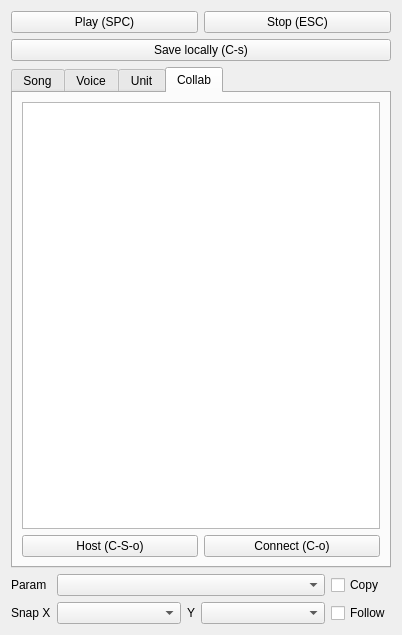
First picture: the form in src/editor/sidemenu/SideMenu.ui, repository yuxshao/ptcollab, before the edit.
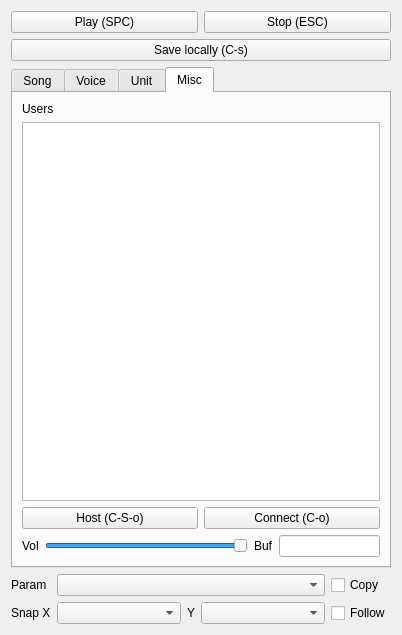
Second picture: the form after the edit. The open tabs and pages were chosen to show the change. Icons and pictures are not drawn.

Commit message: volume slider

Patch:
```diff
--- a/src/editor/sidemenu/SideMenu.ui
+++ b/src/editor/sidemenu/SideMenu.ui
@@ -63,9 +63,9 @@
       </attribute>
       <layout class="QVBoxLayout" name="verticalLayout_7">
        <item>
-        <widget class="QLabel" name="label_6">
+        <widget class="QLabel" name="label_8">
          <property name="text">
-          <string>Effects</string>
+          <string>Effect</string>
          </property>
         </widget>
        </item>
@@ -340,9 +340,16 @@
      </widget>
      <widget class="QWidget" name="tab">
       <attribute name="title">
-       <string>Collab</string>
+       <string>Misc</string>
       </attribute>
       <layout class="QVBoxLayout" name="verticalLayout_4">
+       <item>
+        <widget class="QLabel" name="label_6">
+         <property name="text">
+          <string>Users</string>
+         </property>
+        </widget>
+       </item>
        <item>
         <widget class="QListView" name="userList">
          <property name="editTriggers">
@@ -374,6 +381,65 @@
          </item>
         </layout>
        </item>
+       <item>
+        <layout class="QHBoxLayout" name="horizontalLayout_6">
+         <item>
+          <widget class="QLabel" name="label_7">
+           <property name="sizePolicy">
+            <sizepolicy hsizetype="Fixed" vsizetype="Preferred">
+             <horstretch>0</horstretch>
+             <verstretch>0</verstretch>
+            </sizepolicy>
+           </property>
+           <property name="text">
+            <string>Vol</string>
+           </property>
+          </widget>
+         </item>
+         <item>
+          <widget class="QSlider" name="volumeSlider">
+           <property name="sizePolicy">
+            <sizepolicy hsizetype="MinimumExpanding" vsizetype="Fixed">
+             <horstretch>2</horstretch>
+             <verstretch>0</verstretch>
+            </sizepolicy>
+           </property>
+           <property name="focusPolicy">
+            <enum>Qt::NoFocus</enum>
+           </property>
+           <property name="maximum">
+            <number>100</number>
+           </property>
+           <property name="value">
+            <number>100</number>
+           </property>
+           <property name="orientation">
+            <enum>Qt::Horizontal</enum>
+           </property>
+          </widget>
+         </item>
+         <item>
+          <widget class="QLabel" name="label_9">
+           <property name="text">
+            <string>Buf</string>
+           </property>
+          </widget>
+         </item>
+         <item>
+          <widget class="QLineEdit" name="bufferLength">
+           <property name="sizePolicy">
+            <sizepolicy hsizetype="Expanding" vsizetype="Fixed">
+             <horstretch>1</horstretch>
+             <verstretch>0</verstretch>
+            </sizepolicy>
+           </property>
+           <property name="focusPolicy">
+            <enum>Qt::NoFocus</enum>
+           </property>
+          </widget>
+         </item>
+        </layout>
+       </item>
       </layout>
      </widget>
     </widget>
```
Left out of the diff: 2 changed lines with no effect on the pictures. The commit also changes 7 other files.
